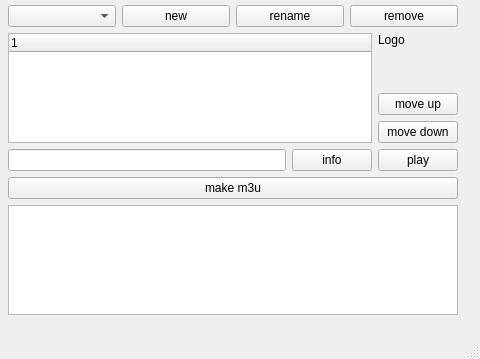
This is mainwindow.ui in sgersing73/m3uMan as Qt 5 draws it before an edit; both pictures show x 187 to 667 and y 92 to 451 of the 667 by 451 pixel window. The edited form follows.
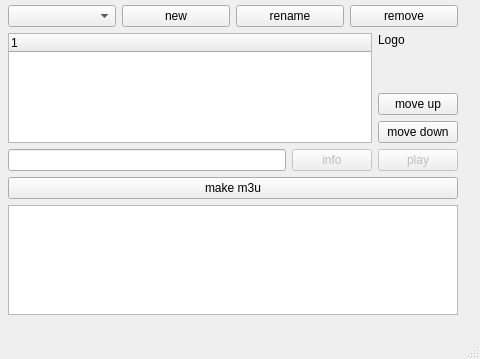
This is the edited form. Icons and pictures are not drawn.

The edit to the form file:
```diff
--- a/mainwindow.ui
+++ b/mainwindow.ui
@@ -209,6 +209,9 @@
           </item>
           <item>
            <widget class="QPushButton" name="cmdGatherData">
+            <property name="enabled">
+             <bool>false</bool>
+            </property>
             <property name="text">
              <string>info</string>
             </property>
@@ -216,6 +219,9 @@
           </item>
           <item>
            <widget class="QPushButton" name="cmdPlayStream">
+            <property name="enabled">
+             <bool>false</bool>
+            </property>
             <property name="text">
              <string>play</string>
             </property>
```
